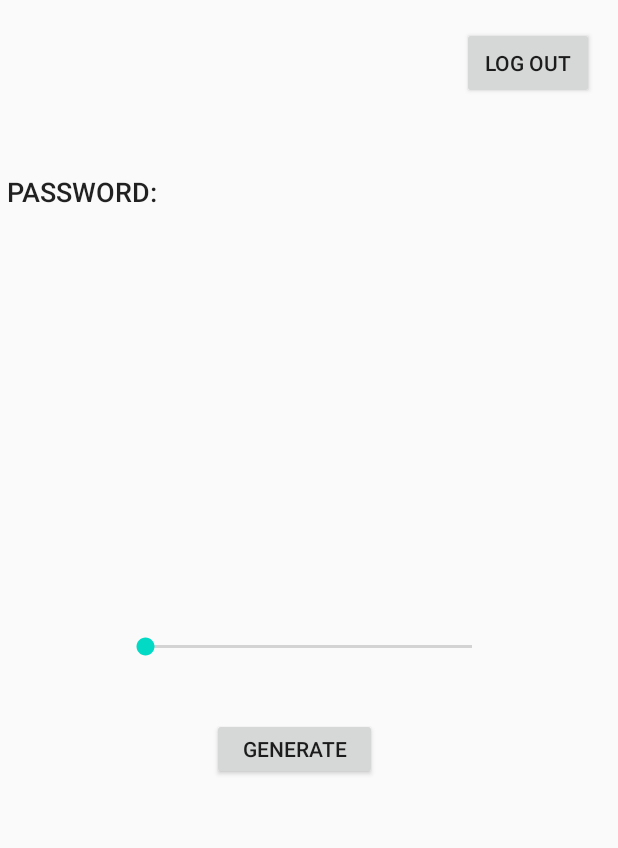
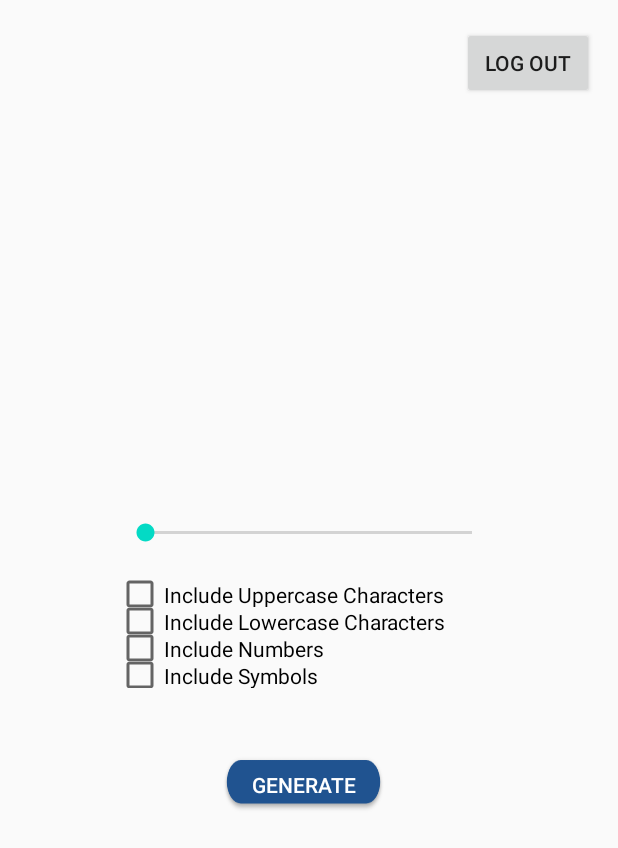
Before and after one commit to marvinwel/3311_Team_4, an Android app: the home screen opened directly, with no data from a screen before it, after a tap on "GENERATE", on a phone screen of 412 x 824 dp. Shown: the top 848 px of the screen. Run offline under Robolectric (Android 15) with nearby library versions, the phone set to English and light mode, and no system bars; our stand-ins replace Firebase (no records; nobody signed in at launch, a user with empty details on screens opened directly).

Commit message:
generat password

```diff
--- a/app/src/main/java/com/example/password_saver/LogIn.java
+++ b/app/src/main/java/com/example/password_saver/LogIn.java
@@ -1,35 +1,27 @@
 package com.example.password_saver;
 
-import androidx.annotation.NonNull;
-import androidx.appcompat.app.AlertDialog;
-import androidx.appcompat.app.AppCompatActivity;
-
 import android.app.Activity;
-import android.content.DialogInterface;
 import android.content.Intent;
 import android.os.Bundle;
 import android.text.Spannable;
 import android.text.SpannableString;
 import android.text.Spanned;
-import android.text.TextUtils;
 import android.text.method.LinkMovementMethod;
 import android.text.style.ClickableSpan;
-import android.util.Log;
 import android.view.View;
-import android.view.Window;
-import android.view.WindowManager;
 import android.view.inputmethod.InputMethodManager;
 import android.widget.Button;
 import android.widget.EditText;
-import android.widget.LinearLayout;
 import android.widget.TextView;
 import android.widget.Toast;
+
+import androidx.annotation.NonNull;
+import androidx.appcompat.app.AppCompatActivity;
 
 import com.google.android.gms.tasks.OnCompleteListener;
 import com.google.android.gms.tasks.Task;
 import com.google.firebase.auth.AuthResult;
 import com.google.firebase.auth.FirebaseAuth;
-import com.google.firebase.auth.FirebaseUser;
 
 public class LogIn extends AppCompatActivity {
 
@@ -142,6 +134,8 @@ public class LogIn extends AppCompatActivity {
                         Intent intent = new Intent(LogIn.this , home.class);
                         intent.addFlags(Intent.FLAG_ACTIVITY_CLEAR_TOP);
                         startActivity(intent);
+                        overridePendingTransition(android.R.anim.fade_in,android.R.anim.fade_out);
+
                     }
 
                 }
--- a/app/src/main/java/com/example/password_saver/PasswordGenerator.java
+++ b/app/src/main/java/com/example/password_saver/PasswordGenerator.java
@@ -4,22 +4,63 @@ import android.os.Build;
 
 import androidx.annotation.RequiresApi;
 
-import java.util.concurrent.ThreadLocalRandom;
+import java.util.Random;
 
 public class PasswordGenerator {
 
-    private static  final int MIN_CODE = 33, MAX_CODE = 126;
+    private static  final int MIN_CODE = 65, MAX_CODE = 90;
 
     @RequiresApi(api = Build.VERSION_CODES.LOLLIPOP)
-    public static String process(int length)
+    public static String process(int length,boolean upperCase, boolean lowerCase, boolean numbers, boolean specialCharacters)
     {
-        StringBuilder builder = new StringBuilder();
 
-        for(int i = 0; i < length; i++)
+
+
+        String upperCaseChars = "ABCDEFGHIJKLMNOPQRSTUVWXYZ";
+        String lowerCaseChars = "abcdefghijklmnopqrstuvwxyz";
+        String numberChars = "0123456789";
+        String specialChars = "!@#$%^&*()_-+=<>?/{}~|";
+        String allowedChars = "";
+
+        Random rn = new Random();
+        StringBuilder builder = new StringBuilder(length);
+
+
+
+        if(upperCase )
         {
-            builder.append((char) ThreadLocalRandom.current().nextInt(MIN_CODE,MAX_CODE+1));
+            allowedChars += upperCaseChars;
+            builder.append(upperCaseChars.charAt(rn.nextInt(upperCaseChars.length()-1)));
+        }
+
+        if(lowerCase  )
+        {
+            allowedChars += lowerCaseChars;
+            builder.append(lowerCaseChars.charAt(rn.nextInt(lowerCaseChars.length()-1)));
+        }
+
+        if(numbers )
+        {
+            allowedChars += numberChars;
+            builder.append(numberChars.charAt(rn.nextInt(numberChars.length()-1)));
+        }
+
+        if(specialCharacters  )
+        {
+            allowedChars += specialChars;
+            builder.append(specialChars.charAt(rn.nextInt(specialChars.length()-1)));
+        }
+
+
+
+        //fill the allowed length from different chars now.
+        for(int i=builder.length();i < length;++i){
+            builder.append(allowedChars.charAt(rn.nextInt(allowedChars.length())));
         }
 
         return builder.toString();
     }
+
+
+
 }
--- a/app/src/main/java/com/example/password_saver/home.java
+++ b/app/src/main/java/com/example/password_saver/home.java
@@ -1,15 +1,17 @@
 package com.example.password_saver;
 
-import androidx.appcompat.app.AppCompatActivity;
-
 import android.content.Intent;
+import android.os.Build;
 import android.os.Bundle;
 import android.view.View;
 import android.widget.Button;
+import android.widget.CheckBox;
 import android.widget.SeekBar;
 import android.widget.TextView;
 import android.widget.Toast;
-//import butterknife.Butterknife;
+
+import androidx.annotation.RequiresApi;
+import androidx.appcompat.app.AppCompatActivity;
 
 import com.google.firebase.auth.FirebaseAuth;
 
@@ -20,6 +22,7 @@ public class home extends AppCompatActivity {
     TextView passwor_display, num_display;
     SeekBar seekBar;
     Button gen_bttn;
+    CheckBox check1, check2, check3, check4;
 
     @Override
     protected void onCreate(Bundle savedInstanceState) {
@@ -31,10 +34,16 @@ public class home extends AppCompatActivity {
         num_display = findViewById(R.id.num_display);
         seekBar = findViewById(R.id.seekBar);
         gen_bttn = findViewById(R.id.Gen_button);
+        check1 = findViewById(R.id.checkBox1);
+        check2 = findViewById(R.id.checkBox2);
+        check3 = findViewById(R.id.checkBox3);
+        check4 = findViewById(R.id.checkBox4);
 
         mAuth = FirebaseAuth.getInstance();
-        //ButterKnife.bind(this);
 
+
+
+        //logout button
         logout_bttn.setOnClickListener(new View.OnClickListener() {
             @Override
             public void onClick(View view)
@@ -43,6 +52,8 @@ public class home extends AppCompatActivity {
 
             }
         });
+
+
         seekBar.setOnSeekBarChangeListener(new SeekBar.OnSeekBarChangeListener() {
             @Override
             public void onProgressChanged(SeekBar seekBar, int i, boolean b) {
@@ -61,14 +72,62 @@ public class home extends AppCompatActivity {
         });
 
         gen_bttn.setOnClickListener(new View.OnClickListener() {
+            @RequiresApi(api = Build.VERSION_CODES.LOLLIPOP)
             @Override
             public void onClick(View view) {
-                String password = PasswordGenerator.process(seekBar.getProgress());
+                int length;
+
+                boolean chck_bttn1 = false;
+                boolean chck_bttn2 = false;
+                boolean chck_bttn3 = false;
+                boolean chck_bttn4 = false;
+
+                if(check1.isChecked())
+                {
+                    chck_bttn1 = true;
+                }
+                if(check2.isChecked())
+                {
+                    chck_bttn2 = true;
+                }
+                if(check3.isChecked())
+                {
+                    chck_bttn3 = true;
+                }
+                if(check4.isChecked())
+                {
+                    chck_bttn4 = true;
+                }
+
+
+
+                length = CheckSeekBarLength();
+
+
+                String password = PasswordGenerator.process(length,chck_bttn1,chck_bttn2,chck_bttn3,chck_bttn4);
                 passwor_display.setText(password);
+
             }
         });
 
     }
+
+    int CheckSeekBarLength()
+    {
+        int length = 0;
+
+
+        if(seekBar.getProgress() < 1)
+        {
+            length = 0;
+        }
+        else
+            length = seekBar.getProgress();
+
+        return length;
+    }
+
+    //thi function prevent user from going back to login in screen from home
     @Override
     public void onBackPressed()
     {
--- a/app/src/main/res/layout/activity_home.xml
+++ b/app/src/main/res/layout/activity_home.xml
@@ -22,63 +22,98 @@
         android:id="@+id/seekBar"
         android:layout_width="250dp"
         android:layout_height="38dp"
-        android:layout_marginBottom="28dp"
-        app:layout_constraintBottom_toTopOf="@+id/Gen_button"
+        android:layout_marginBottom="12dp"
+        app:layout_constraintBottom_toTopOf="@+id/checkBox1"
         app:layout_constraintEnd_toEndOf="parent"
         app:layout_constraintHorizontal_bias="0.496"
         app:layout_constraintStart_toStartOf="parent" />
 
     <TextView
         android:id="@+id/gen_pss_display"
-        android:layout_width="241dp"
-        android:layout_height="96dp"
-        android:text="here"
+        android:layout_width="305dp"
+        android:layout_height="67dp"
+        android:layout_marginTop="15dp"
         android:textAppearance="@style/TextAppearance.AppCompat.Body2"
         android:textSize="18sp"
         app:layout_constraintBottom_toTopOf="@+id/num_display"
         app:layout_constraintEnd_toEndOf="parent"
-        app:layout_constraintHorizontal_bias="0.723"
+        app:layout_constraintHorizontal_bias="0.528"
         app:layout_constraintStart_toStartOf="parent"
         app:layout_constraintTop_toBottomOf="@+id/logout_button"
-        app:layout_constraintVertical_bias="0.585" />
+        app:layout_constraintVertical_bias="0.738" />
 
     <Button
         android:id="@+id/Gen_button"
         android:layout_width="110dp"
         android:layout_height="41dp"
-        android:layout_marginBottom="304dp"
+        android:layout_marginBottom="280dp"
+        android:background="@drawable/forgot_button"
         android:text="Generate"
+        android:textColor="#ffffff"
         app:layout_constraintBottom_toBottomOf="parent"
         app:layout_constraintEnd_toEndOf="parent"
-        app:layout_constraintHorizontal_bias="0.468"
+        app:layout_constraintHorizontal_bias="0.488"
         app:layout_constraintStart_toStartOf="parent" />
 
     <TextView
         android:id="@+id/num_display"
         android:layout_width="92dp"
         android:layout_height="26dp"
-        android:layout_marginBottom="16dp"
+        android:layout_marginBottom="4dp"
         android:textAppearance="@style/TextAppearance.AppCompat.Body2"
         android:textSize="18sp"
         app:layout_constraintBottom_toTopOf="@+id/seekBar"
         app:layout_constraintEnd_toEndOf="parent"
-        app:layout_constraintHorizontal_bias="0.498"
+        app:layout_constraintHorizontal_bias="0.46"
         app:layout_constraintStart_toStartOf="parent" />
 
-    <TextView
-        android:id="@+id/textView13"
-        android:layout_width="105dp"
-        android:layout_height="48dp"
-        android:layout_marginStart="4dp"
-        android:layout_marginLeft="4dp"
-        android:text="PASSWORD:"
-        android:textAppearance="@style/TextAppearance.AppCompat.Body2"
-        android:textSize="18sp"
-        app:layout_constraintBottom_toBottomOf="parent"
-        app:layout_constraintEnd_toStartOf="@+id/logout_button"
-        app:layout_constraintHorizontal_bias="0.005"
-        app:layout_constraintStart_toStartOf="parent"
-        app:layout_constraintTop_toTopOf="parent"
-        app:layout_constraintVertical_bias="0.149" />
+    <CheckBox
+        android:id="@+id/checkBox1"
+        android:layout_width="230dp"
+        android:layout_height="18dp"
+        android:text="Include Uppercase Characters"
+        android:textColorHighlight="#19407E"
+        android:textColorLink="#19407E"
+        app:layout_constraintBottom_toTopOf="@+id/checkBox2"
+        app:layout_constraintEnd_toEndOf="parent"
+        app:layout_constraintHorizontal_bias="0.425"
+        app:layout_constraintStart_toStartOf="parent" />
+
+    <CheckBox
+        android:id="@+id/checkBox2"
+        android:layout_width="230dp"
+        android:layout_height="18dp"
+        android:text="Include Lowercase Characters"
+        android:textColorHighlight="#19407E"
+        android:textColorLink="#19407E"
+        app:layout_constraintBottom_toTopOf="@+id/checkBox3"
+        app:layout_constraintEnd_toEndOf="parent"
+        app:layout_constraintHorizontal_bias="0.425"
+        app:layout_constraintStart_toStartOf="parent" />
+
+    <CheckBox
+        android:id="@+id/checkBox3"
+        android:layout_width="230dp"
+        android:layout_height="18dp"
+        android:text="Include Numbers"
+        android:textColorHighlight="#19407E"
+        android:textColorLink="#19407E"
+        app:layout_constraintBottom_toTopOf="@+id/checkBox4"
+        app:layout_constraintEnd_toEndOf="parent"
+        app:layout_constraintHorizontal_bias="0.425"
+        app:layout_constraintStart_toStartOf="parent" />
+
+    <CheckBox
+        android:id="@+id/checkBox4"
+        android:layout_width="230dp"
+        android:layout_height="18dp"
+        android:layout_marginBottom="44dp"
+        android:text="Include Symbols"
+        android:textColorHighlight="#19407E"
+        android:textColorLink="#19407E"
+        app:layout_constraintBottom_toTopOf="@+id/Gen_button"
+        app:layout_constraintEnd_toEndOf="parent"
+        app:layout_constraintHorizontal_bias="0.425"
+        app:layout_constraintStart_toStartOf="parent" />
 
 </androidx.constraintlayout.widget.ConstraintLayout>
```
Also changed, not shown: app/src/main/res/drawable-v24/check.jpeg (added), app/src/main/res/drawable-v24/given.png (added), app/src/main/res/drawable-v24/user.png (added).
